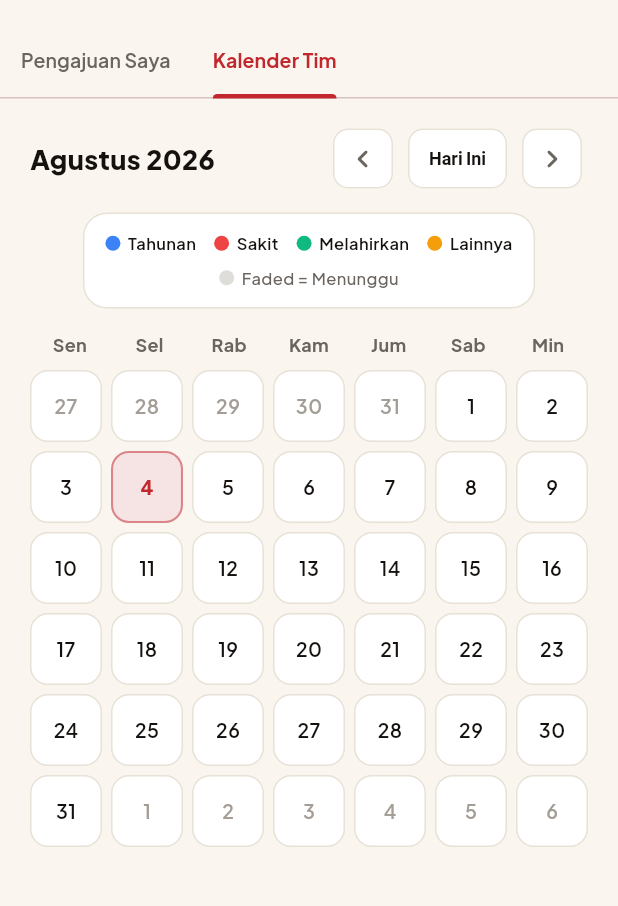
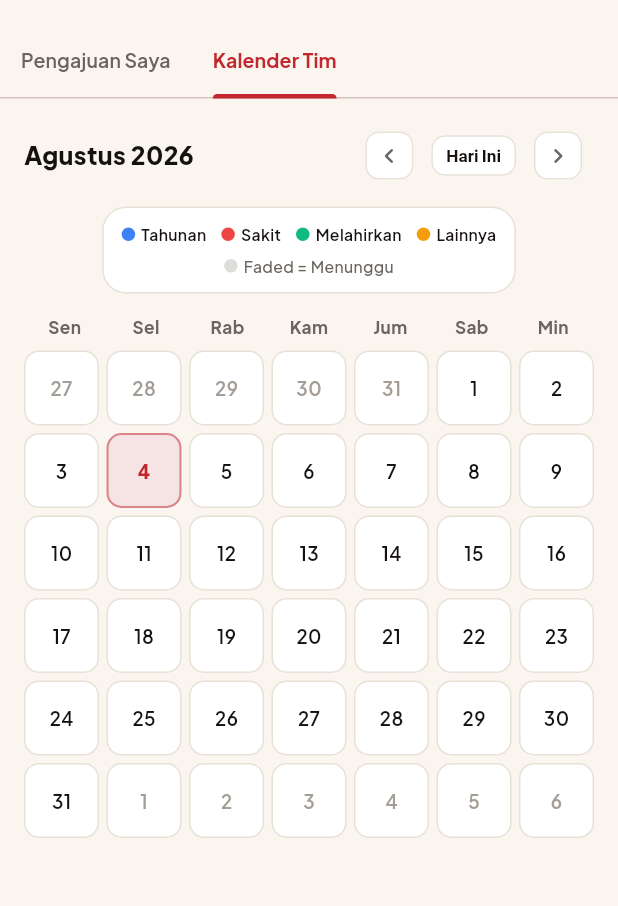
Before and after one commit to roxeonull/Simpeg-KPI-Mobile, a Flutter app: the CutiListScreen screen opened directly, tab 2 chosen, on a phone screen of 412 x 824 dp, the part 59-965 px from its top. Run offline on Flutter 3.47's test engine with Material 3 defaults, Android fonts, the phone set to English and light mode, and no system bars; our stand-ins replace dio, file_picker, firebase_core, firebase_messaging, fl_chart, flutter_map and 6 more; accounts and stored records are empty; generated files the repository leaves out were written again; network calls fail.

Commit message:
feat: implement workflow system for leave approval

```diff
--- a/lib/core/models/cuti.dart
+++ b/lib/core/models/cuti.dart
@@ -35,6 +35,7 @@ class Cuti {
   final String? statusHr;
   final String? catatanHr;
   final String statusLabel;
+  final bool? canApprove;
   final DateTime? createdAt;
   final List<TimelineStep>? timeline;
 
@@ -59,6 +60,7 @@ class Cuti {
     this.statusHr,
     this.catatanHr,
     required this.statusLabel,
+    this.canApprove,
     this.createdAt,
     this.timeline,
   });
@@ -84,6 +86,7 @@ class Cuti {
         statusHr: json['status_hr'],
         catatanHr: json['catatan_hr'],
         statusLabel: json['status_label'] ?? json['status'],
+        canApprove: json['can_approve'],
         createdAt: json['created_at'] != null ? DateTime.tryParse(json['created_at']) : null,
         timeline: json['timeline'] != null
             ? (json['timeline'] as List).map((e) => TimelineStep.fromJson(e)).toList()
--- a/lib/core/models/pegawai_detail.dart
+++ b/lib/core/models/pegawai_detail.dart
@@ -186,7 +186,9 @@ class PegawaiDetail {
         kota: json['kota'],
         provinsi: json['provinsi'],
         kodePos: json['kode_pos'],
-        koordinatDomisili: json['koordinat_domisili'] ?? (json['lat_domisili'] != null && json['lng_domisili'] != null ? "${json['lat_domisili']}, ${json['lng_domisili']}" : null),
+        koordinatDomisili: (json['koordinat_domisili'] != null && json['koordinat_domisili'].toString().trim().isNotEmpty)
+            ? json['koordinat_domisili'].toString()
+            : (json['lat_domisili'] != null && json['lng_domisili'] != null ? "${json['lat_domisili']}, ${json['lng_domisili']}" : null),
         latDomisili: json['lat_domisili'] != null ? double.tryParse(json['lat_domisili'].toString()) : null,
         lngDomisili: json['lng_domisili'] != null ? double.tryParse(json['lng_domisili'].toString()) : null,
         nip: json['nip'],
--- a/lib/features/cuti/cuti_detail_screen.dart
+++ b/lib/features/cuti/cuti_detail_screen.dart
@@ -99,8 +99,7 @@ class _CutiDetailScreenState extends State<CutiDetailScreen> {
 
   @override
   Widget build(BuildContext context) {
-    final isAtasan = context.watch<AuthProvider>().isAtasan;
-    final showApprovalBar = isAtasan && _cuti != null && (_cuti!.statusAtasan == 'menunggu' || _cuti!.status == 'menunggu_atasan');
+    final showApprovalBar = _cuti != null && _cuti!.canApprove == true;
 
     return Scaffold(
       backgroundColor: AppColors.cream,
--- a/lib/features/cuti/widgets/team_calendar_view.dart
+++ b/lib/features/cuti/widgets/team_calendar_view.dart
@@ -195,48 +195,56 @@ class _TeamCalendarViewState extends State<TeamCalendarView> {
       children: [
         // 1. Navigation Header
         Padding(
-          padding: const EdgeInsets.fromLTRB(20, 16, 20, 12),
+          padding: const EdgeInsets.fromLTRB(16, 14, 16, 10),
           child: Row(
-            mainAxisAlignment: MainAxisAlignment.spaceBetween,
             children: [
-              Text(
-                '${_monthNames[_currentMonth.month - 1]} ${_currentMonth.year}',
-                style: const TextStyle(fontSize: 18, fontWeight: FontWeight.w800, color: AppColors.black),
+              Expanded(
+                child: Text(
+                  '${_monthNames[_currentMonth.month - 1]} ${_currentMonth.year}',
+                  style: const TextStyle(fontSize: 16.5, fontWeight: FontWeight.w800, color: AppColors.black),
+                  maxLines: 1,
+                  overflow: TextOverflow.ellipsis,
+                ),
               ),
               Row(
+                mainAxisSize: MainAxisSize.min,
                 children: [
                   IconButton(
                     onPressed: () => _changeMonth(-1),
-                    icon: const Icon(Icons.chevron_left_rounded, color: AppColors.gray),
+                    icon: const Icon(Icons.chevron_left_rounded, color: AppColors.gray, size: 20),
+                    constraints: const BoxConstraints(minWidth: 32, minHeight: 32),
+                    padding: EdgeInsets.zero,
                     style: IconButton.styleFrom(
                       backgroundColor: Colors.white,
                       side: const BorderSide(color: AppColors.border),
-                      padding: const EdgeInsets.all(8),
-                      shape: RoundedRectangleBorder(borderRadius: BorderRadius.circular(10)),
+                      shape: RoundedRectangleBorder(borderRadius: BorderRadius.circular(9)),
                     ),
                   ),
-                  const SizedBox(width: 6),
+                  const SizedBox(width: 4),
                   TextButton(
                     onPressed: _goToToday,
                     style: TextButton.styleFrom(
                       backgroundColor: Colors.white,
                       side: const BorderSide(color: AppColors.border),
                       foregroundColor: AppColors.black,
-                      padding: const EdgeInsets.symmetric(horizontal: 14, vertical: 10),
-                      shape: RoundedRectangleBorder(borderRadius: BorderRadius.circular(10)),
-                      textStyle: const TextStyle(fontSize: 12, fontWeight: FontWeight.w700),
+                      padding: const EdgeInsets.symmetric(horizontal: 10, vertical: 6),
+                      minimumSize: Size.zero,
+                      tapTargetSize: MaterialTapTargetSize.shrinkWrap,
+                      shape: RoundedRectangleBorder(borderRadius: BorderRadius.circular(9)),
+                      textStyle: const TextStyle(fontSize: 11.5, fontWeight: FontWeight.w700),
                     ),
                     child: const Text('Hari Ini'),
                   ),
-                  const SizedBox(width: 6),
+                  const SizedBox(width: 4),
                   IconButton(
                     onPressed: () => _changeMonth(1),
-                    icon: const Icon(Icons.chevron_right_rounded, color: AppColors.gray),
+                    icon: const Icon(Icons.chevron_right_rounded, color: AppColors.gray, size: 20),
+                    constraints: const BoxConstraints(minWidth: 32, minHeight: 32),
+                    padding: EdgeInsets.zero,
                     style: IconButton.styleFrom(
                       backgroundColor: Colors.white,
                       side: const BorderSide(color: AppColors.border),
-                      padding: const EdgeInsets.all(8),
-                      shape: RoundedRectangleBorder(borderRadius: BorderRadius.circular(10)),
+                      shape: RoundedRectangleBorder(borderRadius: BorderRadius.circular(9)),
                     ),
                   ),
                 ],
@@ -247,16 +255,16 @@ class _TeamCalendarViewState extends State<TeamCalendarView> {
 
         // 2. Legend Box
         Container(
-          margin: const EdgeInsets.symmetric(horizontal: 20),
-          padding: const EdgeInsets.symmetric(horizontal: 14, vertical: 12),
+          margin: const EdgeInsets.symmetric(horizontal: 16),
+          padding: const EdgeInsets.symmetric(horizontal: 12, vertical: 10),
           decoration: BoxDecoration(
             color: Colors.white,
             borderRadius: BorderRadius.circular(16),
             border: Border.all(color: AppColors.border),
           ),
           child: Wrap(
-            spacing: 12,
-            runSpacing: 8,
+            spacing: 10,
+            runSpacing: 6,
             alignment: WrapAlignment.center,
             children: [
               _buildLegendItem(const Color(0xFF3B82F6), 'Tahunan'),
@@ -267,36 +275,35 @@ class _TeamCalendarViewState extends State<TeamCalendarView> {
                 mainAxisSize: MainAxisSize.min,
                 children: [
                   Container(
-                    width: 10,
-                    height: 10,
+                    width: 9,
+                    height: 9,
                     decoration: BoxDecoration(
                       color: AppColors.grayLight.withOpacity(0.35),
                       shape: BoxShape.circle,
                     ),
                   ),
-                  const SizedBox(width: 5),
-                  const Text('Faded = Menunggu', style: TextStyle(fontSize: 11, color: AppColors.gray, fontWeight: FontWeight.w500)),
+                  const SizedBox(width: 4),
+                  const Text('Faded = Menunggu', style: TextStyle(fontSize: 10.5, color: AppColors.gray, fontWeight: FontWeight.w500)),
                 ],
               ),
             ],
           ),
         ),
 
-        const SizedBox(height: 16),
+        const SizedBox(height: 14),
 
         // 3. Weekdays Header
         Padding(
-          padding: const EdgeInsets.symmetric(horizontal: 20),
+          padding: const EdgeInsets.symmetric(horizontal: 16),
           child: Row(
-            mainAxisAlignment: MainAxisAlignment.spaceAround,
             children: const [
-              _WeekdayLabel(label: 'Sen'),
-              _WeekdayLabel(label: 'Sel'),
-              _WeekdayLabel(label: 'Rab'),
-              _WeekdayLabel(label: 'Kam'),
-              _WeekdayLabel(label: 'Jum'),
-              _WeekdayLabel(label: 'Sab'),
-              _WeekdayLabel(label: 'Min'),
+              Expanded(child: _WeekdayLabel(label: 'Sen')),
+              Expanded(child: _WeekdayLabel(label: 'Sel')),
+              Expanded(child: _WeekdayLabel(label: 'Rab')),
+              Expanded(child: _WeekdayLabel(label: 'Kam')),
+              Expanded(child: _WeekdayLabel(label: 'Jum')),
+              Expanded(child: _WeekdayLabel(label: 'Sab')),
+              Expanded(child: _WeekdayLabel(label: 'Min')),
             ],
           ),
         ),
@@ -308,13 +315,13 @@ class _TeamCalendarViewState extends State<TeamCalendarView> {
           child: provider.isLoadingKalender
               ? const _CalendarShimmer()
               : Padding(
-                  padding: const EdgeInsets.symmetric(horizontal: 20),
+                  padding: const EdgeInsets.fromLTRB(16, 0, 16, 16),
                   child: GridView.builder(
                     physics: const NeverScrollableScrollPhysics(),
                     gridDelegate: const SliverGridDelegateWithFixedCrossAxisCount(
                       crossAxisCount: 7,
-                      mainAxisSpacing: 6,
-                      crossAxisSpacing: 6,
+                      mainAxisSpacing: 5,
+                      crossAxisSpacing: 5,
                       childAspectRatio: 1.0,
                     ),
                     itemCount: 42,
@@ -333,7 +340,7 @@ class _TeamCalendarViewState extends State<TeamCalendarView> {
                         child: Container(
                           decoration: BoxDecoration(
                             color: isToday ? AppColors.redSoft : Colors.white,
-                            borderRadius: BorderRadius.circular(12),
+                            borderRadius: BorderRadius.circular(10),
                             border: Border.all(
                               color: isToday ? AppColors.red.withOpacity(0.5) : AppColors.border,
                               width: isToday ? 1.4 : 1.0,
@@ -345,7 +352,7 @@ class _TeamCalendarViewState extends State<TeamCalendarView> {
                               Text(
                                 '${date.day}',
                                 style: TextStyle(
-                                  fontSize: 13,
+                                  fontSize: 12.5,
                                   fontWeight: isToday ? FontWeight.w800 : FontWeight.w600,
                                   color: isCurrentMonth
                                       ? (isToday ? AppColors.red : AppColors.black)
@@ -353,16 +360,16 @@ class _TeamCalendarViewState extends State<TeamCalendarView> {
                                 ),
                               ),
                               if (dayCutis.isNotEmpty) ...[
-                                const SizedBox(height: 4),
+                                const SizedBox(height: 3),
                                 Row(
                                   mainAxisAlignment: MainAxisAlignment.center,
                                   children: dayCutis.take(3).map<Widget>((item) {
                                     final isApproved = item['status'] == 'disetujui';
                                     final color = _getCutiColor(item['jenis_cuti']);
                                     return Container(
-                                      width: 5,
-                                      height: 5,
-                                      margin: const EdgeInsets.symmetric(horizontal: 1),
+                                      width: 4.5,
+                                      height: 4.5,
+                                      margin: const EdgeInsets.symmetric(horizontal: 0.8),
                                       decoration: BoxDecoration(
                                         color: color.withOpacity(isApproved ? 1.0 : 0.35),
                                         shape: BoxShape.circle,
@@ -388,12 +395,12 @@ class _TeamCalendarViewState extends State<TeamCalendarView> {
       mainAxisSize: MainAxisSize.min,
       children: [
         Container(
-          width: 10,
-          height: 10,
+          width: 9,
+          height: 9,
           decoration: BoxDecoration(color: color, shape: BoxShape.circle),
         ),
-        const SizedBox(width: 5),
-        Text(label, style: const TextStyle(fontSize: 11, color: AppColors.black, fontWeight: FontWeight.w600)),
+        const SizedBox(width: 4),
+        Text(label, style: const TextStyle(fontSize: 10.5, color: AppColors.black, fontWeight: FontWeight.w600)),
       ],
     );
   }
@@ -405,12 +412,11 @@ class _WeekdayLabel extends StatelessWidget {
 
   @override
   Widget build(BuildContext context) {
-    return SizedBox(
-      width: 40,
+    return Center(
       child: Text(
         label,
         textAlign: TextAlign.center,
-        style: const TextStyle(fontSize: 12, fontWeight: FontWeight.w700, color: AppColors.gray),
+        style: const TextStyle(fontSize: 11.5, fontWeight: FontWeight.w700, color: AppColors.gray),
       ),
     );
   }
--- a/lib/features/profile/data_pegawai_screen.dart
+++ b/lib/features/profile/data_pegawai_screen.dart
@@ -158,6 +158,7 @@ class _DataPegawaiBodyState extends State<_DataPegawaiBody> {
                               title: 'Alamat Lengkap',
                               children: [
                                 _InfoRow(label: 'Alamat Lengkap', value: d?.alamat),
+                                _InfoRow(label: 'Koordinat Domisili WFH', value: d?.koordinatDomisili),
                                 _InfoRow(label: 'Kelurahan', value: d?.kelurahan),
                                 _InfoRow(label: 'Kecamatan', value: d?.kecamatan),
                                 _InfoRow(label: 'Kota / Kabupaten', value: d?.kota),
--- a/lib/features/profile/profile_screen.dart
+++ b/lib/features/profile/profile_screen.dart
@@ -407,6 +407,8 @@ class _PengajuanTile extends StatelessWidget {
         return 'Agama';
       case 'hobi':
         return 'Hobi';
+      case 'koordinat_domisili':
+        return 'Koordinat Titik Domisili WFH';
       default:
         return field.split('_').map((word) {
           if (word.isEmpty) return '';
```
